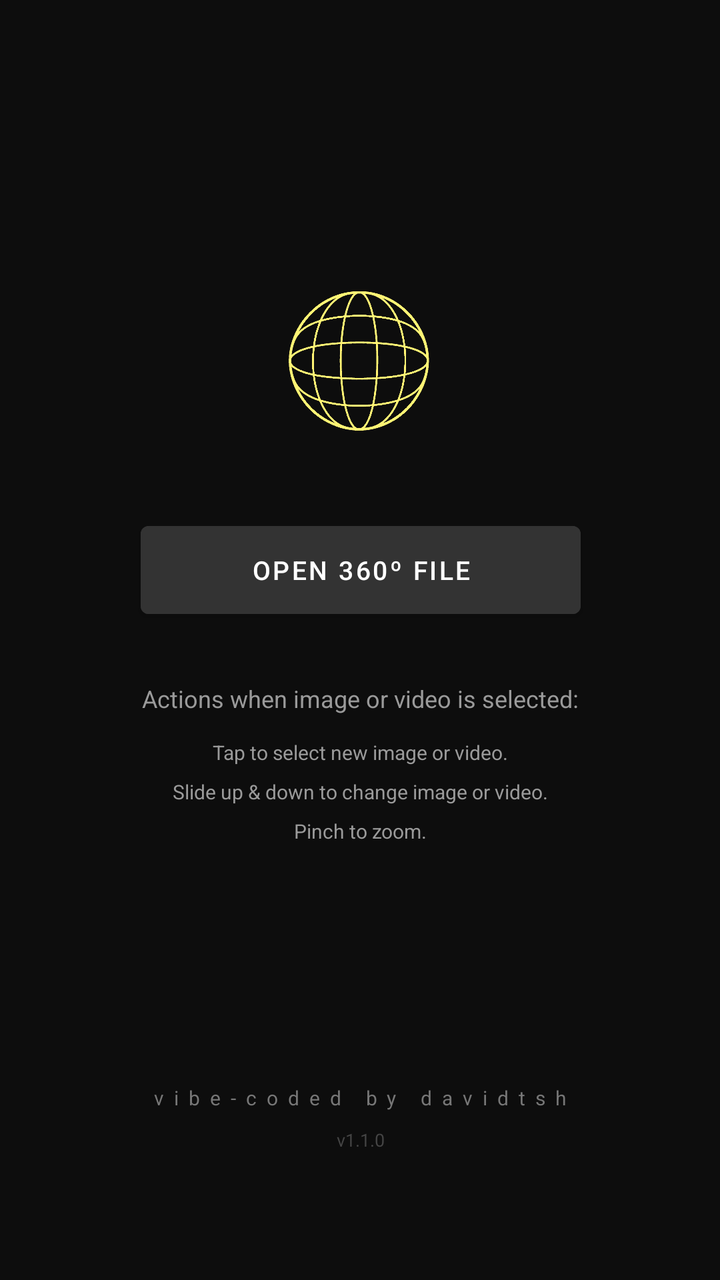
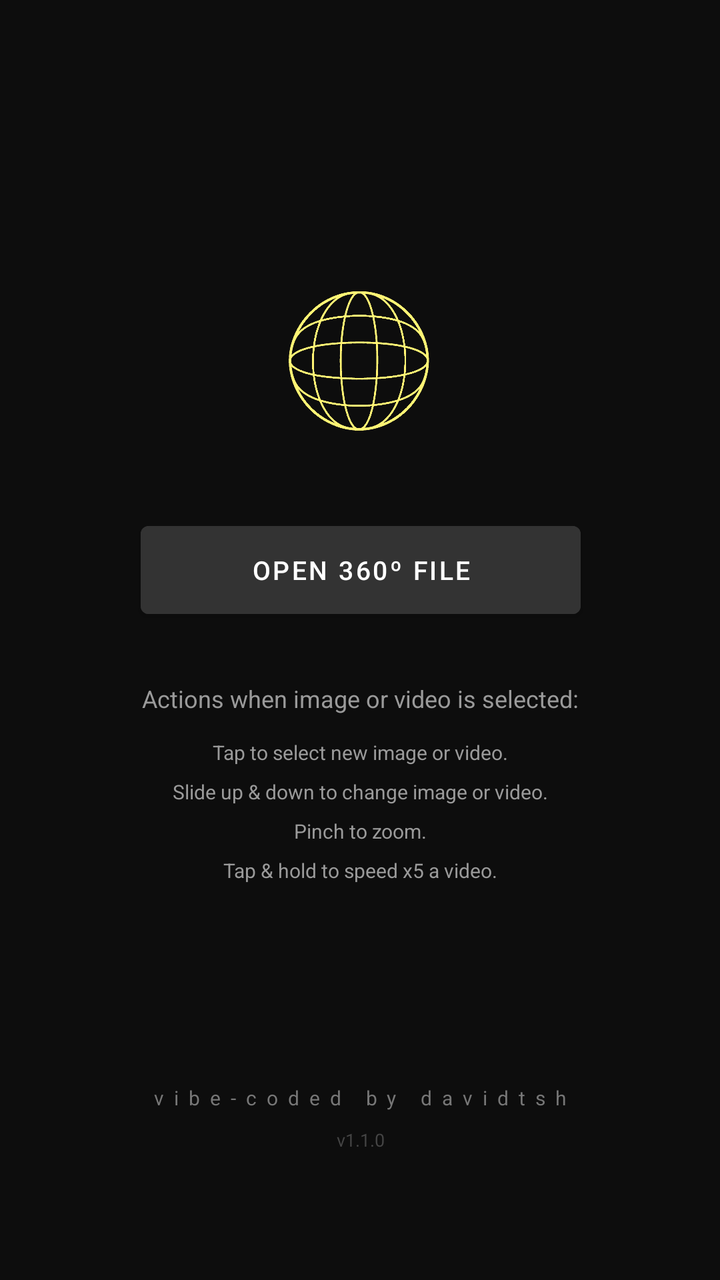

Before-and-after screenshots of an Android layout around one commit, followed by the original layout XML and the change that was made.
<!-- AndroidManifest.xml: application theme Theme.XReal360Viewer -->
<!-- res/layout/activity_main.xml -->
<?xml version="1.0" encoding="utf-8"?>
<androidx.constraintlayout.widget.ConstraintLayout
    xmlns:android="http://schemas.android.com/apk/res/android"
    xmlns:app="http://schemas.android.com/apk/res-auto"
    xmlns:tools="http://schemas.android.com/tools"
    android:layout_width="match_parent"
    android:layout_height="match_parent"
    android:background="#0D0D0D">

    <ImageView
        android:id="@+id/imgSphereLogo"
        android:layout_width="140dp"
        android:layout_height="140dp"
        android:layout_marginBottom="4dp"
        android:contentDescription="@string/app_name"
        android:scaleType="fitCenter"
        android:src="@drawable/ic_launcher_foreground"
        app:layout_constraintBottom_toTopOf="@id/btnPickImage"
        app:layout_constraintEnd_toEndOf="parent"
        app:layout_constraintHorizontal_bias="0.498"
        app:layout_constraintStart_toStartOf="parent" />

    <Button
        android:id="@+id/btnPickImage"
        android:layout_width="220dp"
        android:layout_height="56dp"
        android:backgroundTint="#333333"
        android:text="Open 360º file"
        android:textSize="13sp"
        app:layout_constraintBottom_toBottomOf="parent"
        app:layout_constraintEnd_toEndOf="parent"
        app:layout_constraintHorizontal_bias="0.502"
        app:layout_constraintStart_toStartOf="parent"
        app:layout_constraintTop_toTopOf="parent"
        app:layout_constraintVertical_bias="0.44" />

    <TextView
        android:id="@+id/tvInstructions"
        android:layout_width="0dp"
        android:layout_height="wrap_content"
        android:layout_marginStart="32dp"
        android:layout_marginTop="12dp"
        android:layout_marginEnd="32dp"
        android:gravity="center"
        android:lineSpacingExtra="8dp"
        android:text="Tap to select new image or video.&#10;Slide up &amp; down to change image or video.&#10;Pinch to zoom."
        android:textColor="#9A9A9A"
        android:textSize="10sp"
        app:layout_constraintEnd_toEndOf="parent"
        app:layout_constraintHorizontal_bias="0.0"
        app:layout_constraintStart_toStartOf="parent"
        app:layout_constraintTop_toBottomOf="@id/tvInstructionsHeader" />

    <TextView
        android:id="@+id/tvInstructionsHeader"
        android:layout_width="0dp"
        android:layout_height="wrap_content"
        android:layout_marginStart="32dp"
        android:layout_marginTop="28dp"
        android:layout_marginEnd="32dp"
        android:gravity="center"
        android:text="Actions when image or video is selected:"
        android:textColor="#9A9A9A"
        android:textSize="12sp"
        app:layout_constraintEnd_toEndOf="parent"
        app:layout_constraintHorizontal_bias="0.0"
        app:layout_constraintStart_toStartOf="parent"
        app:layout_constraintTop_toBottomOf="@id/btnPickImage" />

    <TextView
        android:id="@+id/tvCredit"
        android:layout_width="wrap_content"
        android:layout_height="wrap_content"
        android:layout_marginBottom="8dp"
        android:letterSpacing="0.5"
        android:text="vibe-coded by davidtsh"
        android:textColor="#777777"
        android:textSize="10sp"
        app:layout_constraintBottom_toTopOf="@id/tvVersion"
        app:layout_constraintEnd_toEndOf="parent"
        app:layout_constraintStart_toStartOf="parent" />

    <TextView
        android:id="@+id/tvVersion"
        android:layout_width="wrap_content"
        android:layout_height="wrap_content"
        android:layout_marginBottom="64dp"
        android:text="v1.1.0"
        android:textColor="#444444"
        android:textSize="9sp"
        app:layout_constraintBottom_toBottomOf="parent"
        app:layout_constraintEnd_toEndOf="parent"
        app:layout_constraintHorizontal_bias="0.501"
        app:layout_constraintStart_toStartOf="parent" />

</androidx.constraintlayout.widget.ConstraintLayout>
<!-- resources referenced by this layout -->
<resources>
  <!-- drawable ic_launcher_foreground: png bitmap (drawable, 100624 bytes) -->
  <string name="app_name">XREAL 360° Viewer</string>
  <style name="Theme.XReal360Viewer" parent="Theme.MaterialComponents.DayNight.NoActionBar">
          <item name="colorPrimary">#1A73E8</item>
          <item name="colorPrimaryVariant">#1557B0</item>
          <item name="colorOnPrimary">#FFFFFF</item>
          <item name="android:windowBackground">#000000</item>
          <item name="android:windowSplashScreenBackground">#000000</item>
          <item name="android:windowSplashScreenAnimatedIcon">@drawable/transparent</item>
      </style>
  <!-- drawable transparent (drawable) -->
  <?xml version="1.0" encoding="utf-8"?>
  <shape xmlns:android="http://schemas.android.com/apk/res/android">
      <solid android:color="@android:color/transparent" />
  </shape>
</resources>

<!-- the commit's change to res/layout/activity_main.xml (unified diff, before → after) -->
@@ -43,7 +43,7 @@
         android:layout_marginEnd="32dp"
         android:gravity="center"
         android:lineSpacingExtra="8dp"
-        android:text="Tap to select new image or video.&#10;Slide up &amp; down to change image or video.&#10;Pinch to zoom."
+        android:text="Tap to select new image or video.&#10;Slide up &amp; down to change image or video.&#10;Pinch to zoom.&#10;Tap &amp; hold to speed x5 a video."
         android:textColor="#9A9A9A"
         android:textSize="10sp"
         app:layout_constraintEnd_toEndOf="parent"
